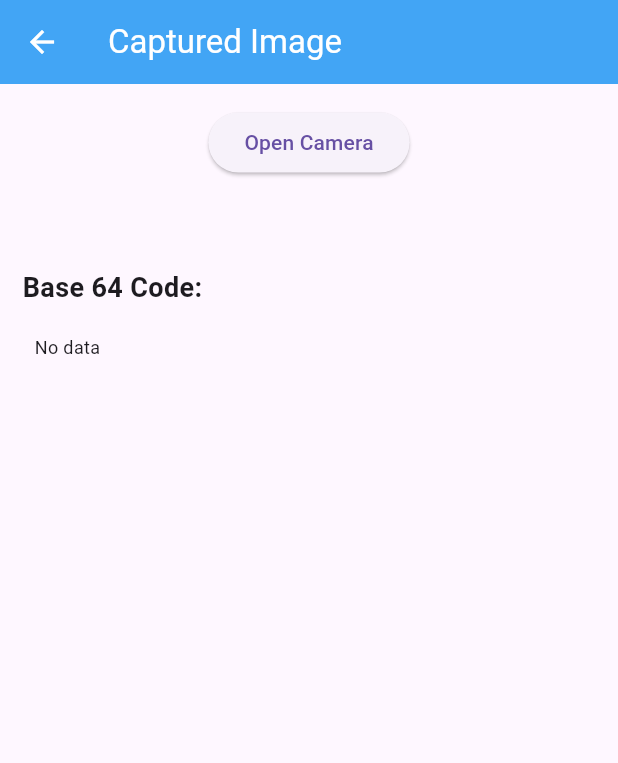
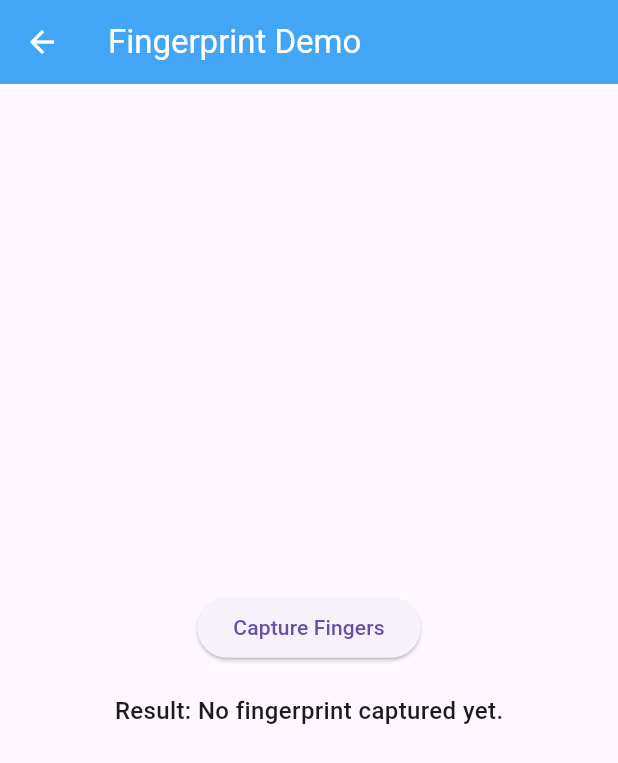
Before and after one commit to Muhammad-Usman08/FingerPrint-Auth_Client-App, a Flutter app: the DisplayImageScreen screen opened directly, on a phone screen of 412 x 824 dp. Shown: the top 763 px of the screen. Run offline on Flutter 3.47's test engine with Material 3 defaults, Android fonts, the phone set to English and light mode, and no system bars; missing offline and left inert: biopassid_fingerprint_sdk, flutter_barcode_scanner.

Commit message:
changes added

```diff
--- a/lib/views/camera/display_image_view.dart
+++ b/lib/views/camera/display_image_view.dart
@@ -1,106 +1,69 @@
-import 'dart:convert';
-import 'dart:io';
+import 'package:biopassid_fingerprint_sdk/biopassid_fingerprint_sdk.dart';
 import 'package:flutter/material.dart';
-import 'package:image_picker/image_picker.dart';
 
 class DisplayImageScreen extends StatefulWidget {
-  const DisplayImageScreen({Key? key}) : super(key: key);
+  const DisplayImageScreen({super.key});
 
   @override
-  _DisplayImageScreenState createState() => _DisplayImageScreenState();
+  State<DisplayImageScreen> createState() => _DisplayImageScreenState();
 }
 
 class _DisplayImageScreenState extends State<DisplayImageScreen> {
-  String? base64String;
-  bool isLoading = false;
-  File? imageFile;
+  late FingerprintController controller;
+  String? result = "No fingerprint captured yet.";
 
   @override
   void initState() {
     super.initState();
+    final config = FingerprintConfig(licenseKey: 'EHG8-67KT-8R53-BSFI');
+    controller = FingerprintController(
+      config: config,
+      onFingerCapture: (images, error) {
+        if (error != null) {
+          setState(() {
+            result = "Error: $error";
+          });
+        } else {
+          print('onFingerCaptured: ${images[0][0]}');
+          setState(() {
+            result = "Fingerprint captured: ${images[0][0]}";
+          });
+        }
+      },
+      onStatusChanged: (FingerprintCaptureState state) {
+      },
+      onFingerDetected: (List<Rect> fingerRects) {
+      },
+    );
   }
 
-  Future<void> loadBase64String(String imagePath) async {
-    setState(() {
-      isLoading = true;
-    });
-
-    List<int> imageBytes = await File(imagePath).readAsBytes();
-    String encoded = base64Encode(imageBytes);
-    setState(() {
-      base64String = encoded;
-      isLoading = false;
-    });
+  void takeFingerprint() async {
+    await controller.takeFingerprint();
   }
 
   @override
   Widget build(BuildContext context) {
     return Scaffold(
       appBar: AppBar(
-        title: const Text('Captured Image', style: TextStyle(color: Colors.white)),
         backgroundColor: Colors.blue[400],
-        iconTheme: const IconThemeData(color: Colors.white),
+        title: const Text('Fingerprint Demo', style: TextStyle(color: Colors.white)),
+        iconTheme:const IconThemeData(color: Colors.white),
       ),
-      body: isLoading
-          ? Center(child: CircularProgressIndicator())
-          : SingleChildScrollView(
-              child: Center(
-                child: Padding(
-                  padding: const EdgeInsets.all(15),
+      body: Center(
+        child: SingleChildScrollView(
           child: Column(
             mainAxisAlignment: MainAxisAlignment.center,
-                    crossAxisAlignment: CrossAxisAlignment.start,
             children: [
-                      Center(
-                        child: ElevatedButton(
-                          onPressed: () async {
-                            final ImagePicker picker = ImagePicker();
-                            final XFile? image = await picker.pickImage(source: ImageSource.camera);
-
-                            if (image != null) {
-                              setState(() {
-                                imageFile = File(image.path);
-                              });
-                              loadBase64String(image.path);
-                            }
-                          },
-                          child: const Text('Open Camera'),
-                        ),
+              ElevatedButton(
+                onPressed: takeFingerprint,
+                child: const Text('Capture Fingers'),
               ),
               const SizedBox(height: 20),
-                      if (imageFile != null)
-                        Container(
-                          width: MediaQuery.of(context).size.width * 0.9,
-                          margin: const EdgeInsets.only(top: 20),
-                          height: 400,
-                          child: ClipRect(
-                            child: FittedBox(
-                              fit: BoxFit.contain,
-                              child: Image.file(
-                                imageFile!,
-                                width: MediaQuery.of(context).size.width * 0.9,
-                                height: 400,
+              Text(
+                'Result: $result',
+                style: const TextStyle(fontSize: 16, fontWeight: FontWeight.w500),
               ),
-                            ),
-                          ),
-                        ),
-                      const SizedBox(height: 40),
-                      const Text('Base 64 Code:',
-                          style: TextStyle(fontWeight: FontWeight.bold, fontSize: 18)),
-                      const SizedBox(height: 10),
-                      Container(
-                        padding: const EdgeInsets.all(8),
-                        width: MediaQuery.of(context).size.width * 0.9,
-                        child: Text(
-                          base64String ?? 'No data',
-                          style: const TextStyle(fontSize: 12),
-                          maxLines: 8,
-                          overflow: TextOverflow.ellipsis,
-                        ),
-                      ),
-                      const SizedBox(height: 20),
             ],
-                  ),
           ),
         ),
       ),
```
Lines whose indentation alone changed are shown as unchanged.
